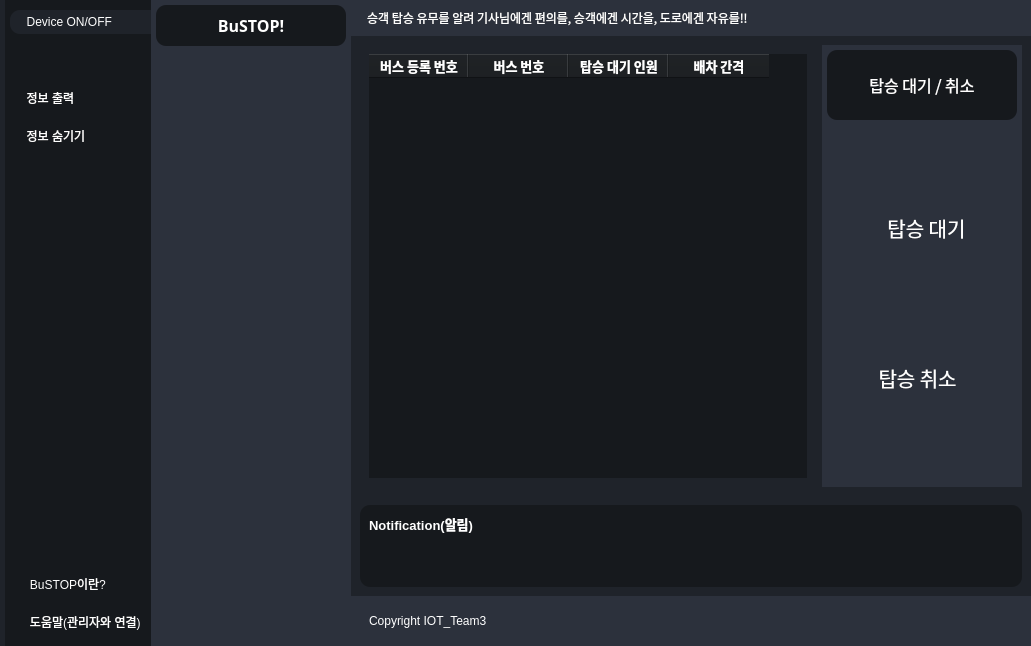
First picture: the form in interface.ui, repository PKNU-IOT3/bustop_PyQT, before the edit.
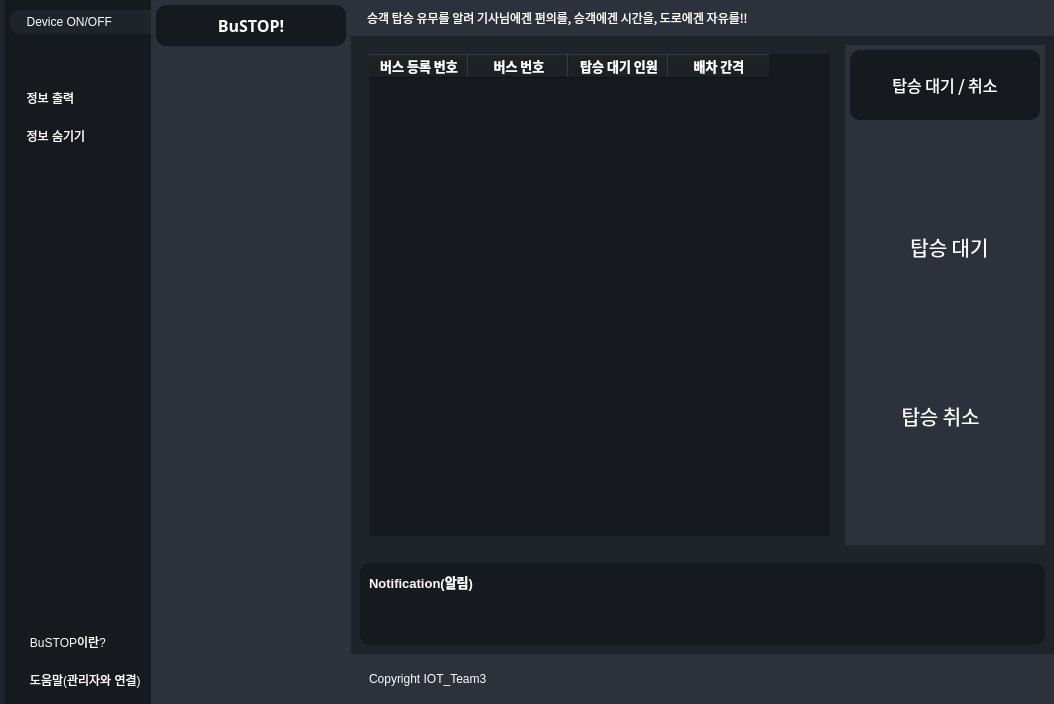
Second picture: the form after the edit. Icons and pictures are not drawn.

```diff
--- a/interface.ui
+++ b/interface.ui
@@ -6,8 +6,8 @@
    <rect>
     <x>0</x>
     <y>0</y>
-    <width>1031</width>
-    <height>646</height>
+    <width>1054</width>
+    <height>704</height>
    </rect>
   </property>
   <property name="windowTitle">
```
